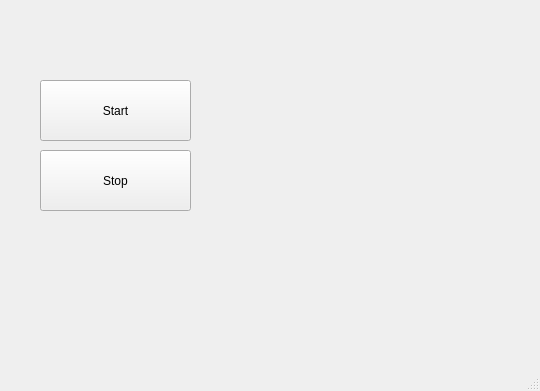
AndreiKirillov/Qt-SharedMemory, file DesktopClient/mainwindow.ui: the form before one commit.
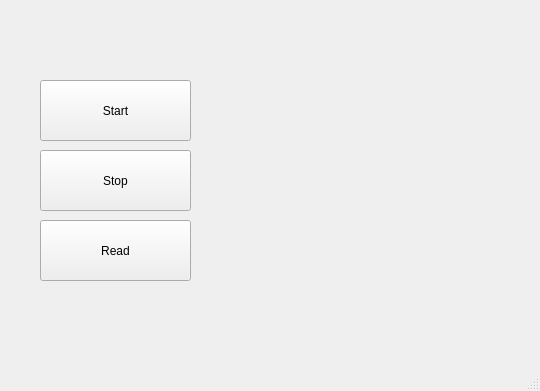
The form after the commit.

```diff
--- a/DesktopClient/mainwindow.ui
+++ b/DesktopClient/mainwindow.ui
@@ -40,6 +40,19 @@
      <string>Stop</string>
     </property>
    </widget>
+   <widget class="QPushButton" name="message_btn">
+    <property name="geometry">
+     <rect>
+      <x>40</x>
+      <y>220</y>
+      <width>151</width>
+      <height>61</height>
+     </rect>
+    </property>
+    <property name="text">
+     <string>Read</string>
+    </property>
+   </widget>
   </widget>
   <widget class="QMenuBar" name="menubar">
    <property name="geometry">
```
